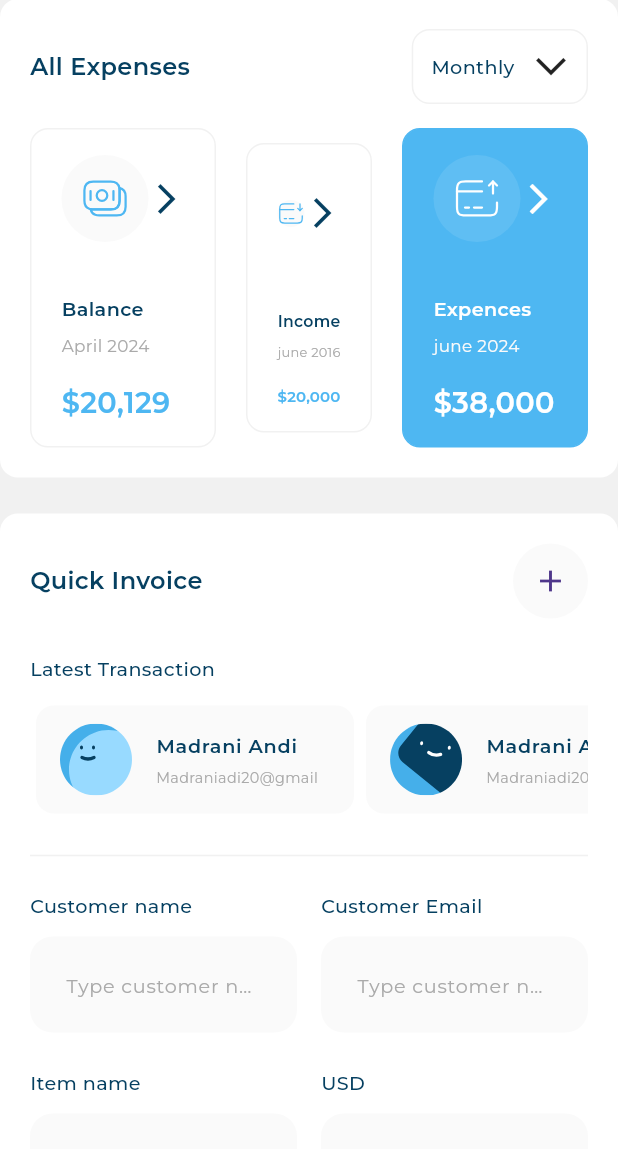
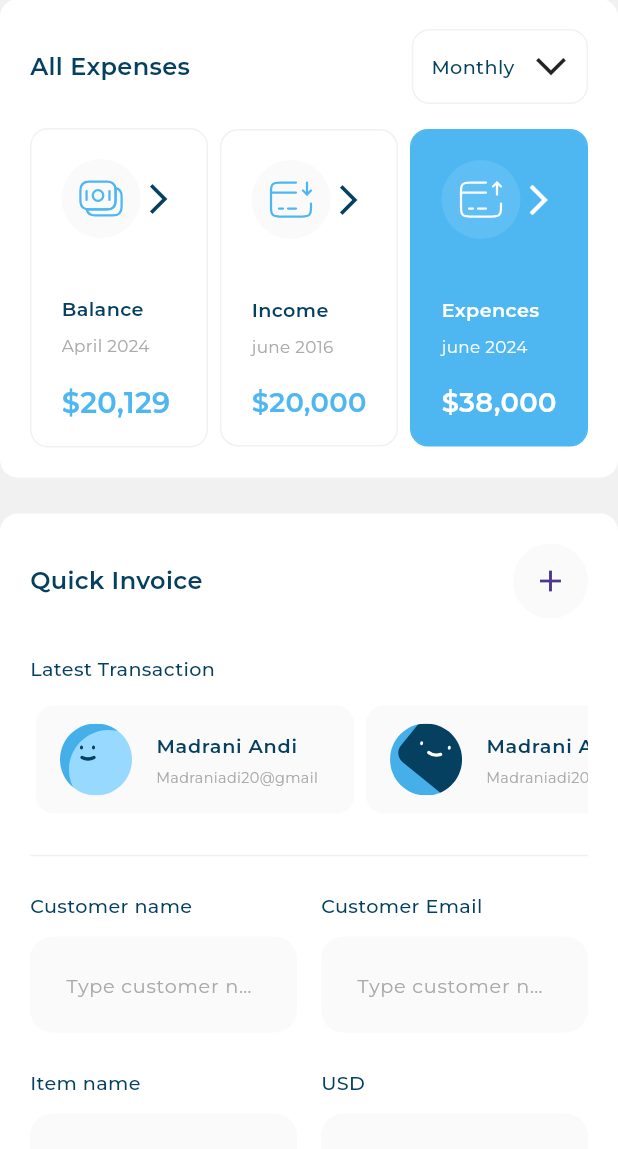
Before and after one commit to A7mednage71/Responsive_DashBoard, a Flutter app: the screen it shows after launch, after a tap on "Income", after a tap on "Expences", on a phone screen of 412 x 824 dp, the part 85-1234 px from its top. Run offline on Flutter 3.47's test engine with Material 3 defaults, Android fonts, the light colour scheme and no system bars; our stand-ins replace device_preview, expandable_page_view, fl_chart, flutter_svg, google_fonts.

Commit message:
fix AllExpancesItemBody widget

```diff
--- a/lib/widgets/all_expances_items_body.dart
+++ b/lib/widgets/all_expances_items_body.dart
@@ -8,6 +8,11 @@
     super.key,
   });
 
+  @override
+  State<AllExpancesItemBody> createState() => _AllExpancesItemBodyState();
+}
+
+class _AllExpancesItemBodyState extends State<AllExpancesItemBody> {
   static List<AllExpancesItemsModel> items = [
     AllExpancesItemsModel(
       image: Assets.imageBalance,
@@ -27,40 +32,85 @@
         date: "june 2024",
         price: r"$38,000")
   ];
-
-  @override
-  State<AllExpancesItemBody> createState() => _AllExpancesItemBodyState();
-}
-
-class _AllExpancesItemBodyState extends State<AllExpancesItemBody> {
   int iSselected = 0;
 
   @override
   Widget build(BuildContext context) {
     return Row(
-        children: AllExpancesItemBody.items.asMap().entries.map(
-      (e) {
-        int index = e.key;
-        var value = e.value;
-        return Expanded(
-          child: Padding(
-            padding: EdgeInsets.symmetric(horizontal: index == 1 ? 20 : 0),
+      children: [
+        Expanded(
           child: GestureDetector(
             onTap: () {
-                if (iSselected != index) {
+              if (iSselected != 0) {
                 setState(() {
-                    iSselected = index;
+                  iSselected = 0;
                 });
               }
             },
             child: AllExpancesItem(
-                iSactive: iSselected == index,
-                expancesItemsModel: value,
+              iSactive: iSselected == 0,
+              expancesItemsModel: items[0],
             ),
           ),
         ),
+        const SizedBox(width: 8),
+        Expanded(
+          child: GestureDetector(
+            onTap: () {
+              if (iSselected != 1) {
+                setState(() {
+                  iSselected = 1;
+                });
+              }
+            },
+            child: AllExpancesItem(
+              iSactive: iSselected == 1,
+              expancesItemsModel: items[1],
+            ),
+          ),
+        ),
+        const SizedBox(width: 8),
+        Expanded(
+          child: GestureDetector(
+            onTap: () {
+              if (iSselected != 2) {
+                setState(() {
+                  iSselected = 2;
+                });
+              }
+            },
+            child: AllExpancesItem(
+              iSactive: iSselected == 2,
+              expancesItemsModel: items[2],
+            ),
+          ),
+        ),
+      ],
     );
-      },
-    ).toList());
+    // return Row(
+    //     children: AllExpancesItemBody.items.asMap().entries.map(
+    //   (e) {
+    //     int index = e.key;
+    //     var value = e.value;
+    //     return Expanded(
+    //       child: Padding(
+    //         padding: EdgeInsets.symmetric(horizontal: index == 1 ? 20 : 0),
+    //         child: GestureDetector(
+    //           onTap: () {
+    //             if (iSselected != index) {
+    //               setState(() {
+    //                 iSselected = index;
+    //               });
+    //             }
+    //           },
+    //           child: AllExpancesItem(
+    //             iSactive: iSselected == index,
+    //             expancesItemsModel: value,
+    //           ),
+    //         ),
+    //       ),
+    //     );
+    //   },
+    // ).toList());
   }
 }
```
Lines whose indentation alone changed are shown as unchanged.
